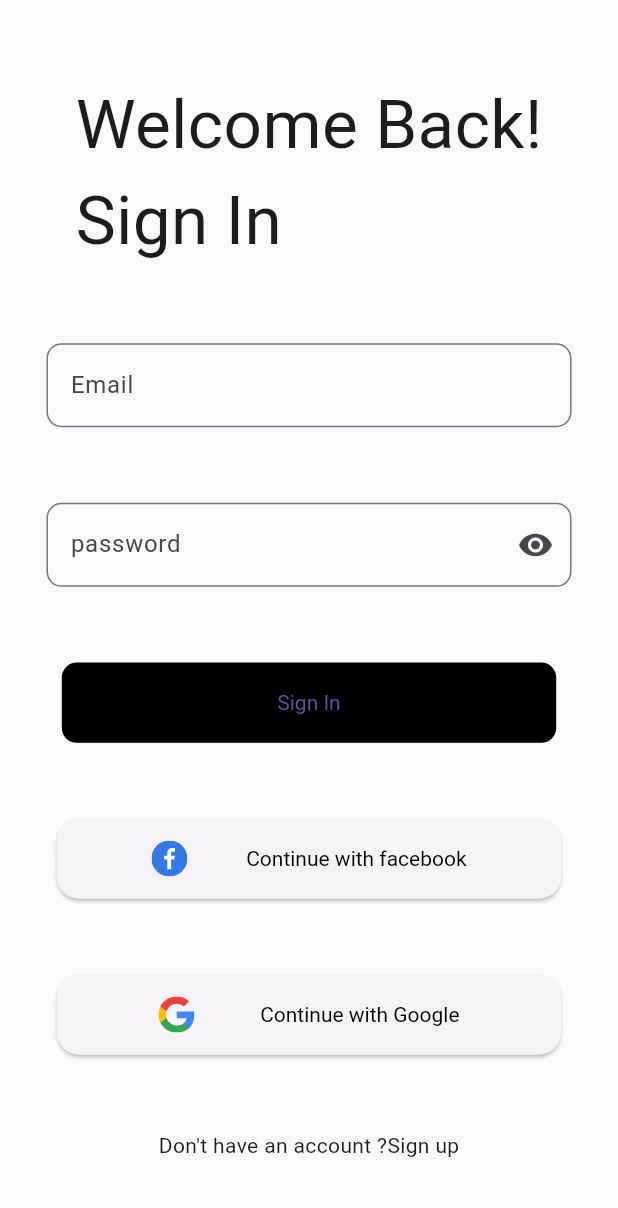
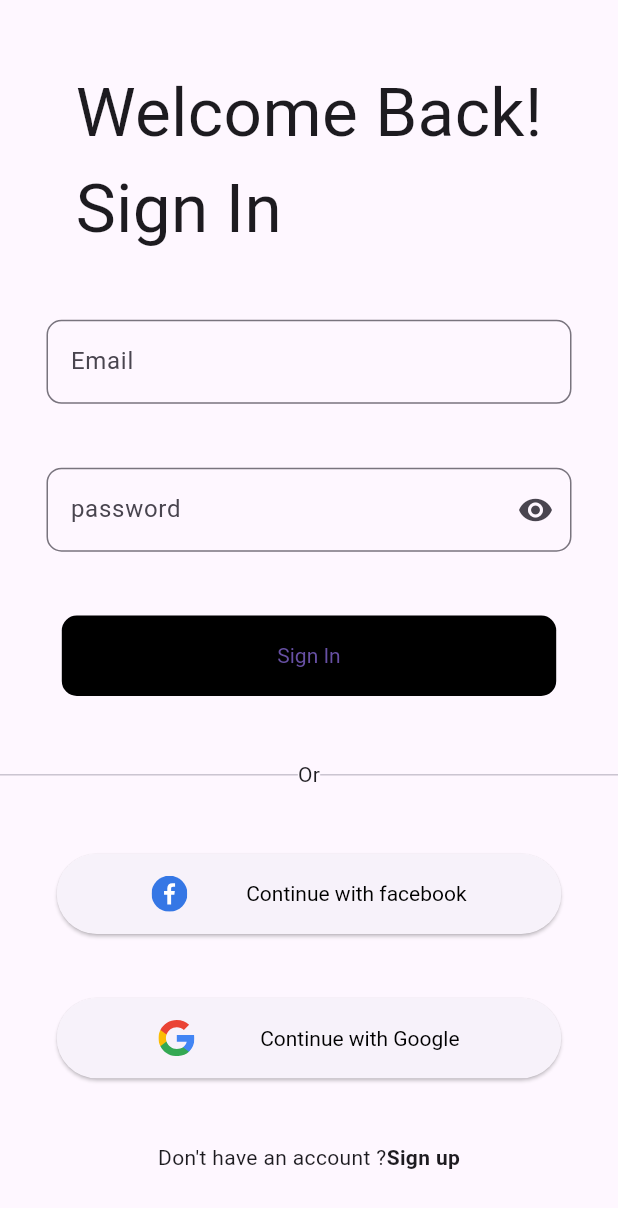
Before and after one commit to debugger-snjy/snapshop, a Flutter app: the LoginScreen screen opened by its route, on a phone screen of 412 x 824 dp. Shown: the top 1208 px of the screen. Run offline on Flutter 3.47's test engine with Material 3 defaults, Android fonts, the phone set to English and light mode, and no system bars; our stand-ins replace flutter_svg.

Commit message:
// Aditya -Images

```diff
--- a/lib/main.dart
+++ b/lib/main.dart
@@ -4,7 +4,10 @@
 import 'package:flutter/material.dart';
 import 'package:provider/provider.dart';
 import 'package:snapshop/provider/slider_provider.dart';
+import 'package:snapshop/screens/create_account_screen.dart';
+import 'package:snapshop/screens/create_new_password.dart';
 import 'package:snapshop/screens/login_screen.dart';
+import 'package:snapshop/screens/registration_success_screen.dart';
 import 'package:snapshop/screens/onboarding_screen.dart';
 import 'package:snapshop/screens/splash_screen.dart';
 import 'package:snapshop/utils/app_routes.dart';
@@ -21,13 +24,16 @@ class MyApp extends StatelessWidget {
   Widget build(BuildContext context) {
     return MultiProvider(
       providers: [
-        ChangeNotifierProvider(create: (context) => SliderController())
+        ChangeNotifierProvider(create: (context) => SliderController()),
+
       ],
       child: MaterialApp(
         routes: {
           AppRoutes.defaultPage: (context) => const SplashScreen(),
           AppRoutes.onboardingScreen : (context) => const OnBoardingScreen(),
-          AppRoutes.loginPage: (context)=> const LoginScreen()
+          AppRoutes.loginPage: (context)=> const LoginScreen(),
+          AppRoutes.registerPage:(context)=> const CreateAccount(),
+          AppRoutes.successPage:(context)=> const SuccessScreen(),
         },
       ),
     );
--- a/lib/screens/login_screen.dart
+++ b/lib/screens/login_screen.dart
@@ -2,7 +2,9 @@
 import 'package:flutter/material.dart';
 import 'package:flutter_svg/flutter_svg.dart';
 import 'package:snapshop/constants/texts.dart';
+import 'package:snapshop/utils/app_routes.dart';
 import 'package:snapshop/widgets/button_dart_widget.dart';
+import 'package:snapshop/widgets/divider_with_text.dart';
 import 'package:snapshop/widgets/text_field_custom.dart';
 import 'package:snapshop/widgets/text_field_password.dart';
 
@@ -20,12 +22,13 @@ class LoginScreen extends StatefulWidget {
 class _LoginScreenState extends State<LoginScreen> {
   final emailTextEditingController=TextEditingController();
   final passwordTextEditingController=TextEditingController();
+  final _formKey = GlobalKey<FormState>();
   @override
   Widget build(BuildContext context) {
     return Scaffold(
-         body: Expanded(
-
-              child: Center(
+         body: Center(
+           child: Form(
+             key: _formKey,
              child: Column(
              crossAxisAlignment: CrossAxisAlignment.center,
                mainAxisAlignment: MainAxisAlignment.spaceEvenly,
@@ -39,22 +42,66 @@ class _LoginScreenState extends State<LoginScreen> {
                       ],
                     ),
 
-                       CustomTextField(controller: emailTextEditingController, radius: 10, text:Texts.email ),
-                       CustomPasswordField(controller: passwordTextEditingController, radius: 10, text: Texts.password),
-                       DarkButton(radius: 10, text: const Text(Texts.signMessage), actions: (){},
+                    CustomTextField(
+                        controller: emailTextEditingController,
+                        radius: 10,
+                        text:Texts.email,
+                       validator: (value){
+                         const pattern = r"(?:[a-z0-9!#$%&'*+/=?^_`{|}~-]+(?:\.[a-z0-9!#$%&'"
+                         r'*+/=?^_`{|}~-]+)*|"(?:[\x01-\x08\x0b\x0c\x0e-\x1f\x21\x23-\x5b\x5d-'
+                         r'\x7f]|\\[\x01-\x09\x0b\x0c\x0e-\x7f])*")@(?:(?:[a-z0-9](?:[a-z0-9-]*'
+                         r'[a-z0-9])?\.)+[a-z0-9](?:[a-z0-9-]*[a-z0-9])?|\[(?:(?:(2(5[0-5]|[0-4]'
+                         r'[0-9])|1[0-9][0-9]|[1-9]?[0-9]))\.){3}(?:(2(5[0-5]|[0-4][0-9])|1[0-9]'
+                         r'[0-9]|[1-9]?[0-9])|[a-z0-9-]*[a-z0-9]:(?:[\x01-\x08\x0b\x0c\x0e-\x1f\'
+                         r'x21-\x5a\x53-\x7f]|\\[\x01-\x09\x0b\x0c\x0e-\x7f])+)\])';
+                         final regex = RegExp(pattern);
+
+                         return value!.isNotEmpty && !regex.hasMatch(value)
+                             ? 'Enter a valid email address'
+                             : null;
+                       },
+                    ),
+                    CustomPasswordField(
+                        controller: passwordTextEditingController, radius: 10, text: Texts.password),
+                    DarkButton(
+                      radius: 10, text: const Text(Texts.signMessage),
+                      actions: (){
+                        if (_formKey.currentState!.validate()) {
+
+                        } else {
+                        // Form is not valid, display validation errors
+                        ScaffoldMessenger.of(context).showSnackBar(
+                          const SnackBar(
+                            content: Text('Please correct the errors before continuing.'),
+                          ),
+                        );
+                      }},
                       buttonHeight: MediaQuery.of(context).size.height*0.065,
                       buttonWidth: MediaQuery.of(context).size.width*0.8,),
-                       Button(radius: 15,text: const Text(Texts.signInFacebook,style: TextStyle(color: Colors.black),),actions: (){}, image: SvgPicture.asset("lib/assets/icons/facebook_icon.svg"),  buttonHeight: MediaQuery.of(context).size.height*0.065,
+                    const DividerWithText(text: "Or"),
+                    Button(radius: 30,text: const Text(Texts.signInFacebook,
+                      style: TextStyle(color: Colors.black),),actions: (){},
+                      image: SvgPicture.asset("lib/assets/icons/facebook_icon.svg"),
+                      buttonHeight: MediaQuery.of(context).size.height*0.065,
                       buttonWidth: MediaQuery.of(context).size.width*0.7,),
-                       Button(radius: 15, text: const Text(Texts.signInGoogle,style: TextStyle(color: Colors.black)), actions: (){}, image: SvgPicture.asset('lib/assets/icons/google_icon.svg'), buttonHeight: MediaQuery.of(context).size.height*0.065,
+                    Button(radius: 30, text: const Text(Texts.signInGoogle,
+                        style: TextStyle(color: Colors.black)), actions: (){},
+                      image: SvgPicture.asset('lib/assets/icons/google_icon.svg'),
+                      buttonHeight: MediaQuery.of(context).size.height*0.065,
              buttonWidth: MediaQuery.of(context).size.width*0.7,),
-                       const Row(
+                    InkWell(
+                      onTap:
+
+                          ()=> Navigator.popAndPushNamed(context, AppRoutes.registerPage),
+
+                      child: const Row(
 
                         mainAxisAlignment: MainAxisAlignment.center,
                         children: [
                           Text(Texts.doNotHaveAccountMessage),
-                           Text(Texts.signUpMessage)
+                          Text(Texts.signUpMessage,style: TextStyle(fontWeight: FontWeight.bold),)
                         ],
+                      ),
                     ),
 
 
--- a/lib/utils/app_routes.dart
+++ b/lib/utils/app_routes.dart
@@ -6,4 +6,6 @@ class AppRoutes{
   static const String defaultPage = "/";
   static const String onboardingScreen = "/onboardscreen";
   static const String loginPage = "/login";
+  static const String registerPage= "/register";
+  static const String successPage= "/success";
 }
--- a/lib/utils/strings.dart
+++ b/lib/utils/strings.dart
@@ -1,3 +1,5 @@
+import 'package:flutter/material.dart';
+
 class StringResources {
 
   static const appname = "SnapShop";
@@ -28,4 +30,22 @@ class StringResources {
 
   // Strings for the Next button Text in Splash Screen
   static const splashScreenNextBtnText = ["Next", "Get Started", "Get Started"];
+
+  static const createAccountMessage= "Create Your Account";
+  static const createAccountMiscText="Which part of your country you call home?";
+  static const usernameFieldText="Username";
+  // String for accepting terms and policy section
+  static const accepted="I accepted  ";
+  static const termsAndPolicy="Terms & Privacy Policy";
+  // String for if already account
+  static const alreadyAccount="Already have an Account ?";
+  static const registrationSuccess="Success!";
+  static const registrationSuccessMessage="You have successfully registered in our app and can start working in it";
+  static const continueMessage="Continue";
+  // Change Password
+  static const newPassword="New Password";
+  static const confirmPassword="Confirm New Password";
+  static const passwordChangeInstruction1="Your password must different from previous password.";
+  static const passwordChangeInstruction2="Your password needs to be at least 8 characters long. Includes some words and phrases to make it even safer";
+
 }
--- /dev/null
+++ b/lib/widgets/divider_with_text.dart
@@ -0,0 +1,16 @@
+import 'package:flutter/material.dart';
+
+class DividerWithText extends StatelessWidget {
+  const DividerWithText({super.key, required this.text});
+  final String text;
+  @override
+  Widget build(BuildContext context) {
+    return  Row(
+      children: [
+        const Expanded(child: Divider()),
+        Text(text),
+        const Expanded(child: Divider())
+      ],
+    );
+  }
+}
--- a/lib/widgets/text_field_custom.dart
+++ b/lib/widgets/text_field_custom.dart
@@ -1,16 +1,18 @@
 import 'package:flutter/material.dart';
 
 class CustomTextField extends StatelessWidget {
-  const CustomTextField({super.key, required this.controller, required this.radius, required this.text});
+  const CustomTextField({super.key, required this.controller,
+    required this.radius, required this.text, this.validator});
   final TextEditingController controller;
   final double radius;
+  final String? Function(String?)? validator;
   final String text;
   @override
   Widget build(BuildContext context) {
-    return Container(
+    return SizedBox(
       width: 350,
-      child: TextField(
-
+      child: TextFormField(
+        validator: validator ,
         controller: controller,
         decoration:
 
--- a/lib/widgets/text_field_password.dart
+++ b/lib/widgets/text_field_password.dart
@@ -1,13 +1,14 @@
 import 'package:flutter/material.dart';
 
 class CustomPasswordField extends StatefulWidget {
-  const CustomPasswordField({super.key, required this.controller, required this.radius, required this.text});
+  const CustomPasswordField({super.key, required this.controller, required this.radius, required this.text, this.validator, this.onchange});
 
 
   final TextEditingController controller;
   final double radius;
   final String text;
-
+  final String? Function(String?)? validator;
+  final String? Function(String?)? onchange;
   @override
   State<CustomPasswordField> createState() => _CustomPasswordFieldState();
 
@@ -23,12 +24,13 @@ class _CustomPasswordFieldState extends State<CustomPasswordField> {
   }
   @override
   Widget build(BuildContext context) {
-    return Container(
+    return SizedBox(
       width: 350,
-      child: TextField(
+      child: TextFormField(
         obscureText: passwordVisible,
         controller: widget.controller,
-
+        validator: widget.validator ,
+        onChanged: widget.onchange,
         decoration: InputDecoration(
 
           border: OutlineInputBorder(
@@ -46,6 +48,7 @@ class _CustomPasswordFieldState extends State<CustomPasswordField> {
                 },
               );
             },
+
           ),
         ),
       ),
```
Lines whose indentation alone changed are shown as unchanged.
